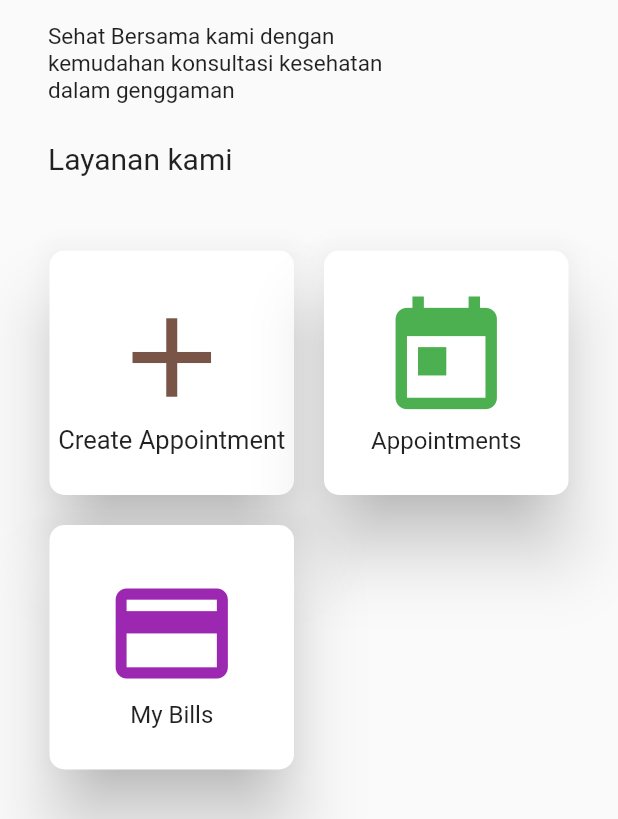
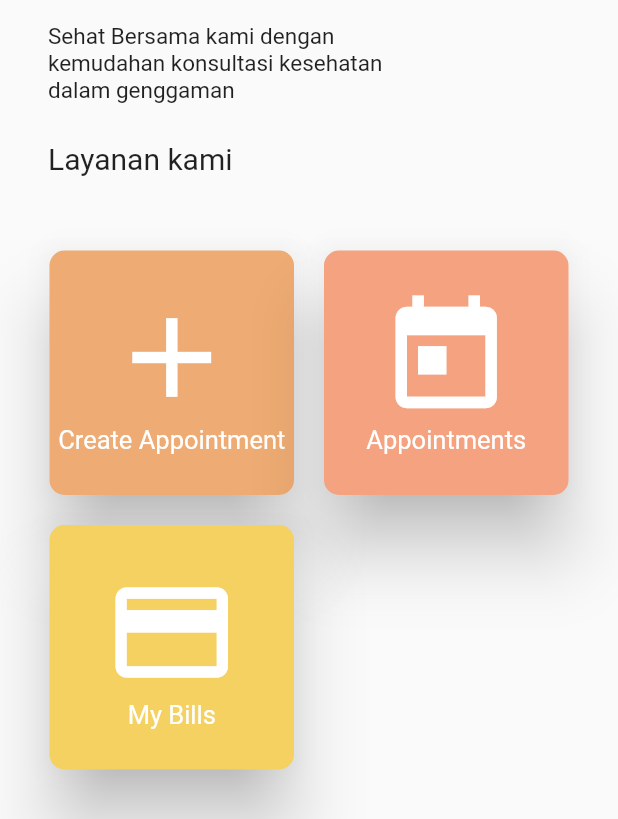
Before and after one commit to Krentt/Kuliah-APAP-RumahSehat, a Flutter app: the HomePage screen opened directly, scrolled down 209 dp, on a phone screen of 412 x 824 dp, the part 417-1236 px from its top. Run offline on Flutter 3.47's test engine with Material 2 defaults, Android fonts, the phone set to English and light mode, and no system bars; drawn by our look-alikes of carousel_slider; our stand-ins replace flutter_login; missing offline and left inert: jwt_decode; network calls fail.

Commit message:
feat: update homepage flutter

```diff
--- a/rumah_sehat_app/lib/main.dart
+++ b/rumah_sehat_app/lib/main.dart
@@ -27,7 +27,10 @@ class MyApp extends StatelessWidget {
           update: (context, auth, dokters) => dokters!..updateData(auth.token)),
       ChangeNotifierProxyProvider<Authh, Account>(
           create: (context) => Account(),
-          update: (context, auth, account) => account!..updateData(auth.token))
+          update: (context, auth, account) => account!..updateData(auth.token)),
+      ChangeNotifierProxyProvider<Authh, Profile>(
+          create: (context) => Profile(),
+          update: (context, auth, profile) => profile!..updateData(auth.token))
     ],
         builder: (context, child) => Consumer<Authh>
           (builder: (context, auth, child) => MaterialApp(
--- a/rumah_sehat_app/lib/pages/home_page.dart
+++ b/rumah_sehat_app/lib/pages/home_page.dart
@@ -1,9 +1,25 @@
 import 'dart:developer';
-
+import 'package:jwt_decode/jwt_decode.dart';
 import 'package:flutter/material.dart';
 import 'package:rumah_sehat_app/pages/add_appotintment_page.dart';
 import 'package:rumah_sehat_app/widgets/main_drawer.dart';
 import 'package:carousel_slider/carousel_slider.dart';
+import 'package:provider/provider.dart';
+
+class Profile with ChangeNotifier {
+  String? token;
+  String? name;
+
+  void updateData(tokenData) {
+    token = tokenData;
+    notifyListeners();
+  }
+
+  Future<void> getProfile() async {
+    Map<String, dynamic> payload = Jwt.parseJwt(token.toString());
+    name = payload["NAME"];
+  }
+}
 
 class HomePage extends StatefulWidget {
   static const route = "/home";
@@ -26,6 +42,8 @@ class _HomePageState extends State<HomePage> {
   Widget build(BuildContext context) {
     double height = MediaQuery.of(context).size.height;
     double width = MediaQuery.of(context).size.width;
+    Provider.of<Profile>(context, listen: false).getProfile();
+    final prov = Provider.of<Profile>(context);
     return Scaffold(
         appBar: AppBar(
           title: const Text("Rumah Sehat"),
@@ -37,7 +55,7 @@ class _HomePageState extends State<HomePage> {
               Container(
                 alignment: Alignment.center,
                 child: Card(
-                  color: Colors.white70,
+                  color: Color.fromARGB(255, 88, 163, 188),
                   shape: RoundedRectangleBorder(
                       borderRadius: BorderRadius.circular(9)),
                   elevation: 20,
@@ -56,19 +74,19 @@ class _HomePageState extends State<HomePage> {
                             padding: const EdgeInsets.all(11.0),
                             child: Icon(
                               Icons.account_circle,
-                              size: 60,
-                              color: Colors.black,
+                              size: 70,
+                              color: Colors.white,
                             ),
                           ),
                           Padding(
                             padding: const EdgeInsets.all(30.0),
                             child: Text(
-                              "Pacar soobin Nina",
+                              prov.name.toString(),
                               textAlign: TextAlign.left,
                               style: TextStyle(
-                                  color: Colors.black,
+                                  color: Colors.white,
                                   fontWeight: FontWeight.bold,
-                                  fontSize: 22),
+                                  fontSize: 24),
                             ),
                           ),
                         ],
@@ -175,13 +193,14 @@ class _HomePageState extends State<HomePage> {
                   GestureDetector(
                     onTap: () {},
                     child: Card(
+                      color: Color.fromARGB(255, 238, 171, 115),
                       shape: RoundedRectangleBorder(
                           borderRadius: BorderRadius.circular(10)),
                       elevation: 20,
                       margin: const EdgeInsets.all(8),
                       child: InkWell(
-                        onTap: () =>
-                        Navigator.pushNamed(context, AddAppointmentPage.route),
+                        onTap: () => Navigator.pushNamed(
+                            context, AddAppointmentPage.route),
                         splashColor: Colors.blue,
                         child: Center(
                           child: Column(
@@ -190,13 +209,15 @@ class _HomePageState extends State<HomePage> {
                               Icon(
                                 Icons.add,
                                 size: 90,
-                                color: Colors.brown,
+                                color: Colors.white,
                               ),
-                              Text(
-                                "Create Appointment",
-                                softWrap: true,
-                                style: TextStyle(fontSize: 17),
-                              )
+                              Text("Create Appointment",
+                                  softWrap: true,
+                                  style: TextStyle(
+                                    fontSize: 17,
+                                    color: Colors.white,
+                                    fontWeight: FontWeight.w400,
+                                  )),
                             ],
                           ),
                         ),
@@ -206,6 +227,7 @@ class _HomePageState extends State<HomePage> {
                   GestureDetector(
                     onTap: () {},
                     child: Card(
+                      color: Color.fromARGB(255, 245, 162, 129),
                       shape: RoundedRectangleBorder(
                           borderRadius: BorderRadius.circular(10)),
                       elevation: 20,
@@ -222,13 +244,14 @@ class _HomePageState extends State<HomePage> {
                               Icon(
                                 Icons.today,
                                 size: 90,
-                                color: Colors.green,
+                                color: Colors.white,
                               ),
                               Text(
                                 "Appointments",
                                 softWrap: true,
                                 style: TextStyle(
-                                  fontSize: 16,
+                                  fontSize: 17,
+                                  color: Colors.white,
                                   fontWeight: FontWeight.w400,
                                 ),
                               ),
@@ -241,6 +264,7 @@ class _HomePageState extends State<HomePage> {
                   GestureDetector(
                     onTap: () {},
                     child: Card(
+                      color: Color.fromARGB(255, 244, 209, 96),
                       shape: RoundedRectangleBorder(
                           borderRadius: BorderRadius.circular(10)),
                       elevation: 20,
@@ -257,13 +281,14 @@ class _HomePageState extends State<HomePage> {
                               Icon(
                                 Icons.payment,
                                 size: 90,
-                                color: Colors.purple,
+                                color: Colors.white,
                               ),
                               Text(
                                 "My Bills",
                                 softWrap: true,
                                 style: TextStyle(
-                                  fontSize: 16,
+                                  fontSize: 17,
+                                  color: Colors.white,
                                   fontWeight: FontWeight.w400,
                                 ),
                               ),
```
